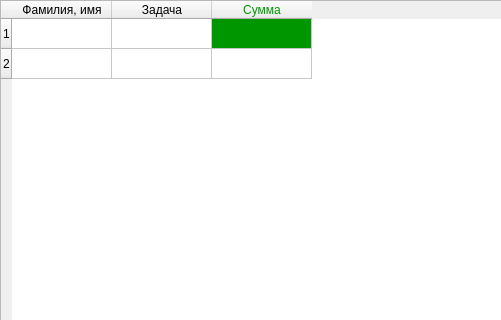
This is finance.ui in AnGREATern/kanbaner as Qt 5 draws it before an edit; both pictures show x 0 to 501 and y 0 to 320 of the 732 by 570 pixel window. The edited form follows.
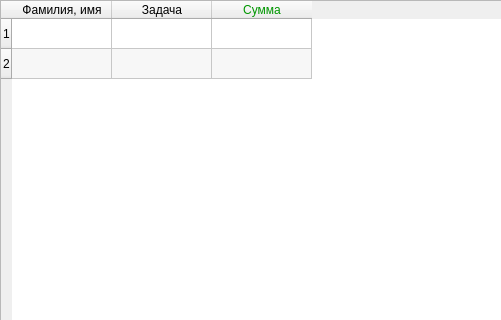
This is the edited form.

Commit message: Незначительные изменения

Patch:
```diff
--- a/finance.ui
+++ b/finance.ui
@@ -31,6 +31,9 @@
    <property name="dragEnabled">
     <bool>false</bool>
    </property>
+   <property name="alternatingRowColors">
+    <bool>true</bool>
+   </property>
    <property name="sortingEnabled">
     <bool>true</bool>
    </property>
@@ -86,7 +89,7 @@
      <string/>
     </property>
     <property name="background">
-     <brush brushstyle="SolidPattern">
+     <brush brushstyle="NoBrush">
       <color alpha="255">
        <red>0</red>
        <green>150</green>
```
The commit also changes 2 other files.
